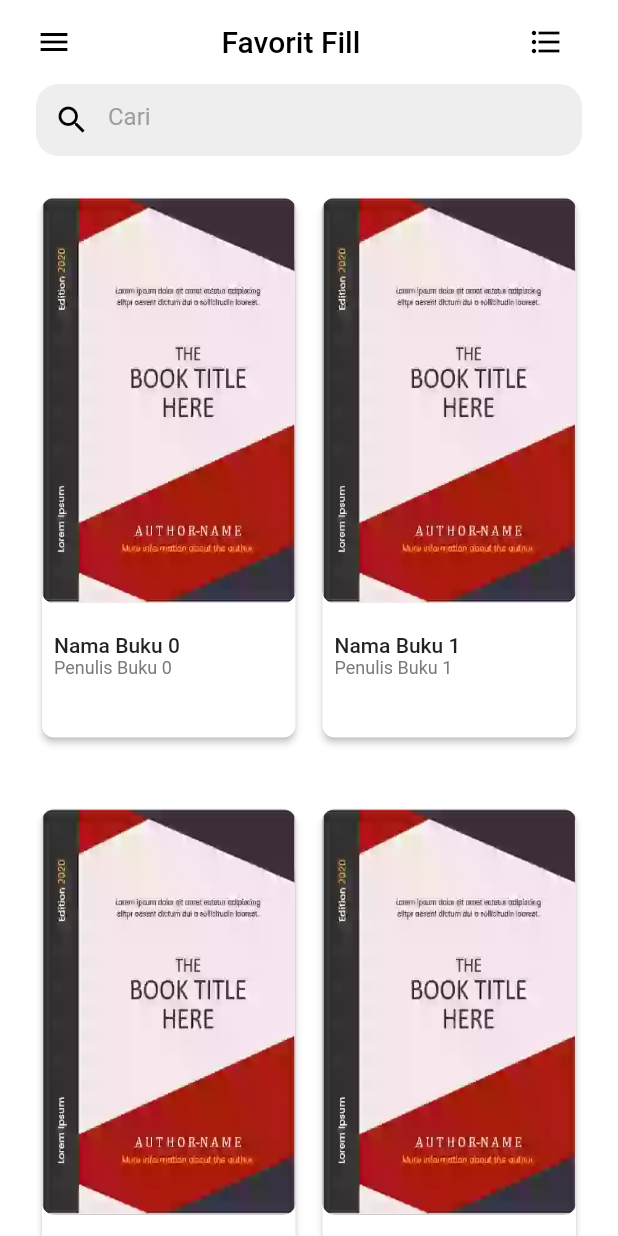
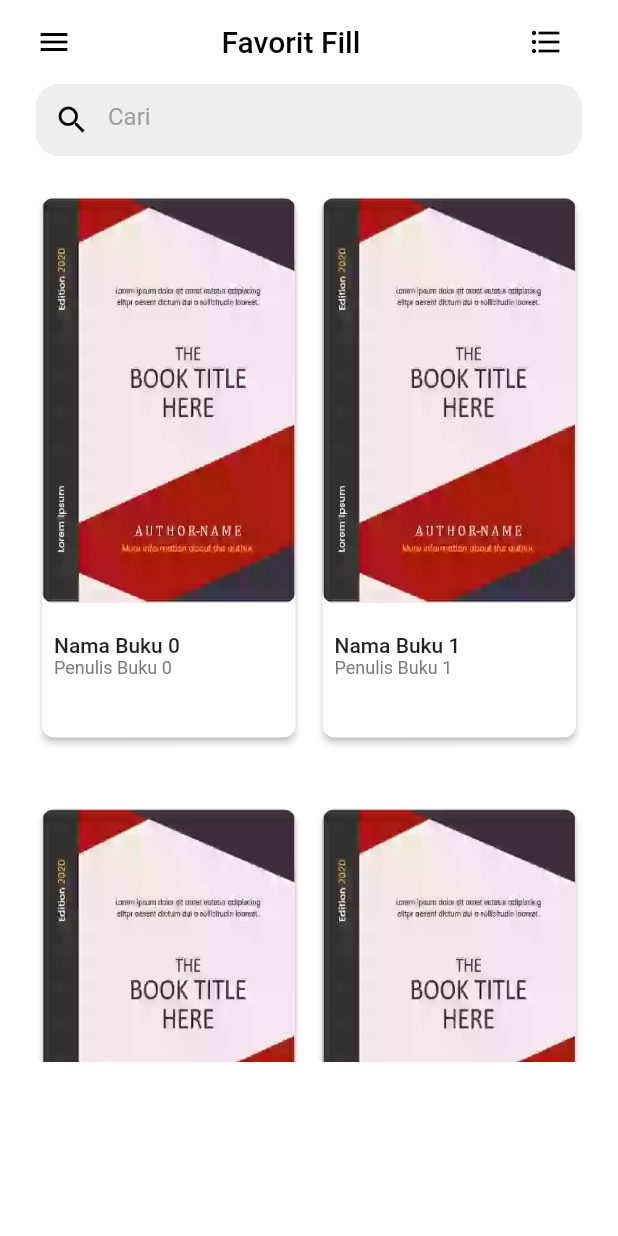
Before and after one commit to MattRiel/pkl-bookstore, a Flutter app: the FavoriteFillBook screen opened directly, after a tap on the "grid view" icon, on a phone screen of 412 x 824 dp. Run offline on Flutter 3.47's test engine with Material 2 defaults, Android fonts, the phone set to English and light mode, and no system bars; our stand-ins replace get, google_fonts, liquid_swipe, smooth_page_indicator; network calls fail.

Commit message:
Changed the height of grid view

```diff
--- a/lib/src/features/favorite/view/favoriteFillBook.dart
+++ b/lib/src/features/favorite/view/favoriteFillBook.dart
@@ -15,6 +15,16 @@ class FavoriteFillBook extends StatefulWidget {
 class _FavoriteFillBookState extends State<FavoriteFillBook> {
   bool _isGridView = false;
 
+  int _calculateCrossAxisCount(double width) {
+    if (width >= 1200) {
+      return 4;
+    } else if (width >= 800) {
+      return 3;
+    } else {
+      return 2;
+    }
+  }
+
   @override
   Widget build(BuildContext context) {
     AppBar _appBar = buildAppBar(
@@ -27,6 +37,8 @@ class _FavoriteFillBookState extends State<FavoriteFillBook> {
         });
       },
     );
+    double screenWidth = MediaQuery.of(context).size.width;
+    int crossAxisCount = _calculateCrossAxisCount(screenWidth);
     return Scaffold(
       backgroundColor: Colors.white,
       appBar: _appBar,
@@ -41,7 +53,9 @@ class _FavoriteFillBookState extends State<FavoriteFillBook> {
                   const SizedBox(height: 24),
                   SizedBox(
                     height: MediaQuery.of(context).size.height,
-                    child: _isGridView ? _buildGridView() : _buildListView(),
+                    child: _isGridView
+                        ? _buildGridView(crossAxisCount)
+                        : _buildListView(),
                   ),
                 ],
               ),
@@ -66,22 +80,19 @@ class _FavoriteFillBookState extends State<FavoriteFillBook> {
     );
   }
 
-  Widget _buildGridView() {
-    return GridView.builder(
-      gridDelegate: const SliverGridDelegateWithFixedCrossAxisCount(
-        crossAxisCount: 2,
+  Widget _buildGridView(int crossAxisCount) {
+    return SingleChildScrollView(
+      child: Container(
+        height: 580,
+        child: GridView.builder(
+          itemCount: 5,
+          gridDelegate: SliverGridDelegateWithFixedCrossAxisCount(
+            crossAxisCount: crossAxisCount,
             crossAxisSpacing: 10,
             mainAxisSpacing: 40,
             childAspectRatio: 130 / 270,
           ),
-      itemCount: 5,
           itemBuilder: (context, index) {
-        return gridCardView(index);
-      },
-    );
-  }
-
-  Widget gridCardView(int index) {
             return Card(
               elevation: 2,
               shape: RoundedRectangleBorder(
@@ -137,6 +148,10 @@ class _FavoriteFillBookState extends State<FavoriteFillBook> {
                       ),
                     )
                   ],
+                ),
+              ),
+            );
+          },
         ),
       ),
     );
```
Also changed, not shown: lib/src/features/book_read/readScreen.dart (+17 -19 lines). Lines whose indentation alone changed are shown as unchanged.
